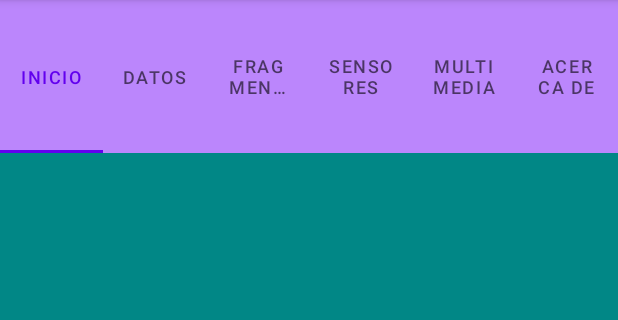
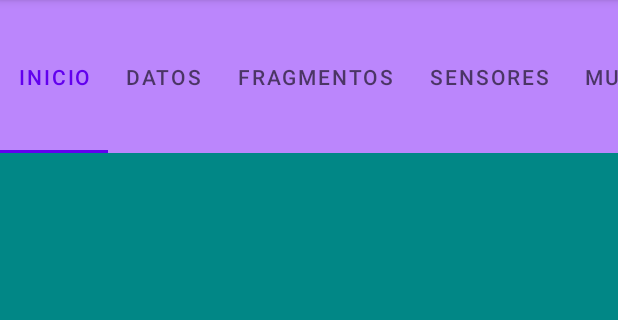
Before and after one commit to JoseLobos/parcial1, an Android app: the screen it shows after launch (MenuPrincipal), on a phone screen of 412 x 824 dp, the part 84-404 px from its top. Run offline under Robolectric (Android 15) with nearby library versions, the phone set to English and light mode, and no system bars.

Commit message:
tamaño de tabs

```diff
--- a/app/src/main/res/layout/activity_menu_principal.xml
+++ b/app/src/main/res/layout/activity_menu_principal.xml
@@ -12,7 +12,8 @@
         android:id="@+id/menu"
         android:layout_width="match_parent"
         android:layout_height="102dp"
-        android:background="@color/purple_200">
+        android:background="@color/purple_200"
+        app:tabMode="scrollable">
 
         <com.google.android.material.tabs.TabItem
             android:id="@+id/tab1"
```
